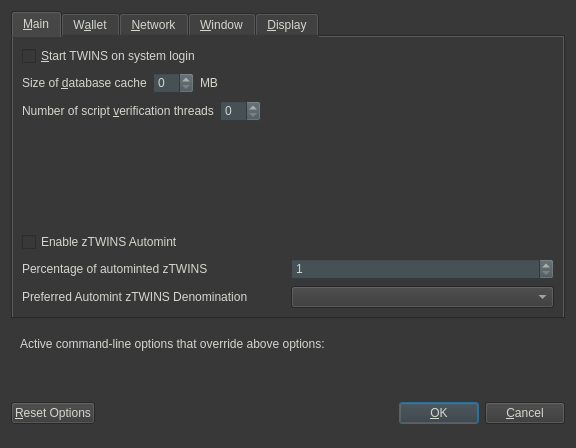
Before: the Qt Designer form src/qt/forms/optionsdialog.ui in NewCapital/TWINS-Core, drawn with Qt 5.
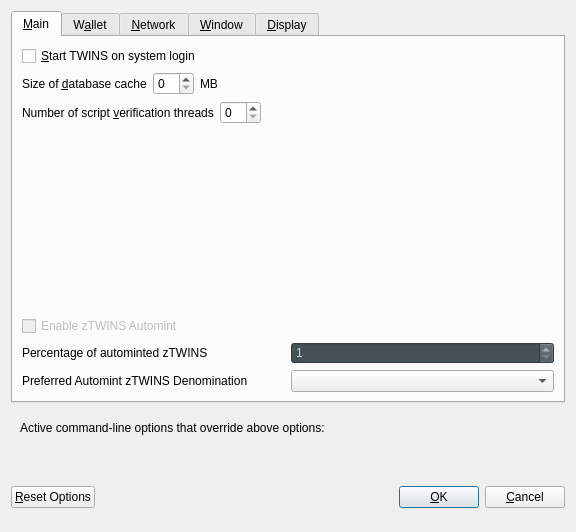
After: the same form once the commit is applied. The open tabs and pages were chosen to show the change. Custom widgets are drawn as their Qt base class.

What changed in the file:
```diff
--- a/src/qt/forms/optionsdialog.ui
+++ b/src/qt/forms/optionsdialog.ui
@@ -7,16 +7,12 @@
     <x>0</x>
     <y>0</y>
     <width>576</width>
-    <height>448</height>
+    <height>532</height>
    </rect>
   </property>
   <property name="windowTitle">
    <string>Options</string>
   </property>
-  <property name="styleSheet">
-   <string notr="true">background-color:rgb(56, 56, 56);
-color:rgb(211, 215, 207);</string>
-  </property>
   <property name="modal">
    <bool>true</bool>
   </property>
@@ -57,12 +53,7 @@
           </widget>
          </item>
          <item>
-          <widget class="QSpinBox" name="databaseCache">
-           <property name="styleSheet">
-            <string notr="true">background-color:rgb(70, 81, 86);
-color:rgb(211, 215, 207);</string>
-           </property>
-          </widget>
+          <widget class="QSpinBox" name="databaseCache"/>
          </item>
          <item>
           <widget class="QLabel" name="databaseCacheUnitLabel">
@@ -109,10 +100,6 @@
            <property name="toolTip">
             <string>(0 = auto, &lt;0 = leave that many cores free)</string>
            </property>
-           <property name="styleSheet">
-            <string notr="true">background-color:rgb(70, 81, 86);
-color:rgb(211, 215, 207);</string>
-           </property>
           </widget>
          </item>
          <item>
```
Left out of the diff: 30 changed lines with no effect on the pictures.
